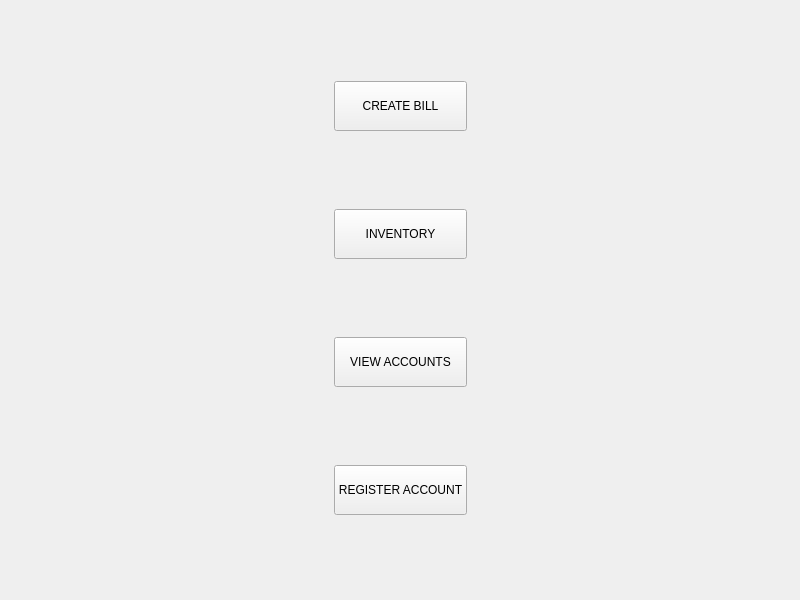
First picture: the form in dashboard.ui, repository shashwatkhadka/BillX, before the edit.
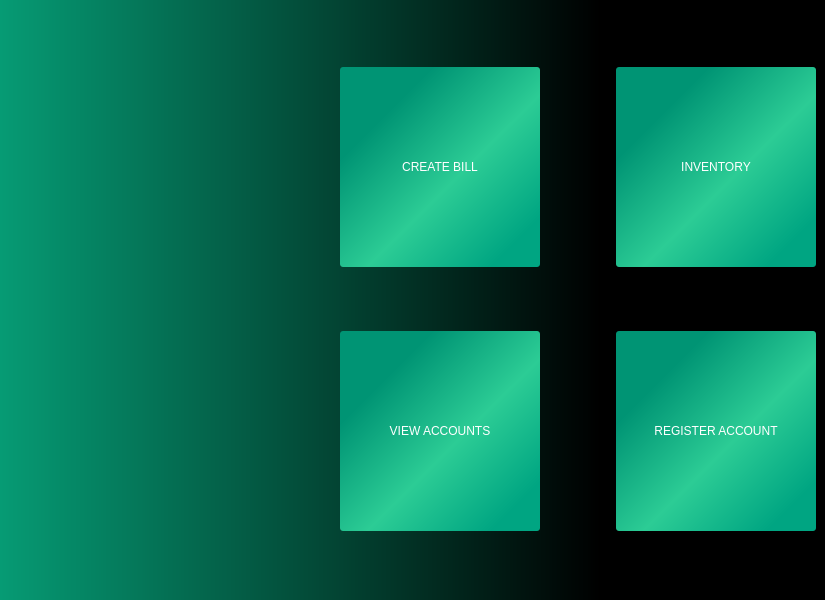
Second picture: the form after the edit. Icons and pictures are not drawn.

Commit message: Added open and close database, changed dashboard ui

```diff
--- a/dashboard.ui
+++ b/dashboard.ui
@@ -14,6 +14,11 @@
    <string>MainWindow</string>
   </property>
   <widget class="QWidget" name="centralwidget">
+   <property name="styleSheet">
+    <string notr="true">QWidget#centralwidget{
+	background-color: qlineargradient(spread:pad, x1:0, y1:0, x2:1, y2:0, stop:0 rgba(6, 155, 116, 255), stop:0.727273 rgba(0, 0, 0, 255));
+}</string>
+   </property>
    <layout class="QHBoxLayout" name="horizontalLayout">
     <item>
      <spacer name="horizontalSpacer_2">
@@ -29,59 +34,199 @@
      </spacer>
     </item>
     <item>
-     <layout class="QVBoxLayout" name="verticalLayout">
+     <layout class="QVBoxLayout" name="verticalLayout_4">
+      <property name="leftMargin">
+       <number>0</number>
+      </property>
+      <property name="topMargin">
+       <number>0</number>
+      </property>
+      <property name="rightMargin">
+       <number>0</number>
+      </property>
+      <property name="bottomMargin">
+       <number>0</number>
+      </property>
       <item>
-       <widget class="QPushButton" name="createbillbutton">
+       <spacer name="verticalSpacer_2">
+        <property name="orientation">
+         <enum>Qt::Vertical</enum>
+        </property>
+        <property name="sizeHint" stdset="0">
+         <size>
+          <width>20</width>
+          <height>40</height>
+         </size>
+        </property>
+       </spacer>
+      </item>
+      <item>
+       <widget class="QLabel" name="label">
         <property name="minimumSize">
          <size>
-          <width>0</width>
-          <height>50</height>
+          <width>225</width>
+          <height>225</height>
          </size>
         </property>
+        <property name="styleSheet">
+         <string notr="true">border-image: url(:/img/logo.png);</string>
+        </property>
         <property name="text">
-         <string>CREATE BILL</string>
+         <string/>
         </property>
        </widget>
       </item>
       <item>
+       <spacer name="verticalSpacer">
+        <property name="orientation">
+         <enum>Qt::Vertical</enum>
+        </property>
+        <property name="sizeHint" stdset="0">
+         <size>
+          <width>20</width>
+          <height>40</height>
+         </size>
+        </property>
+       </spacer>
+      </item>
+     </layout>
+    </item>
+    <item>
+     <spacer name="horizontalSpacer_3">
+      <property name="orientation">
+       <enum>Qt::Horizontal</enum>
+      </property>
+      <property name="sizeType">
+       <enum>QSizePolicy::Fixed</enum>
+      </property>
+      <property name="sizeHint" stdset="0">
+       <size>
+        <width>100</width>
+        <height>20</height>
+       </size>
+      </property>
+     </spacer>
+    </item>
+    <item>
+     <layout class="QGridLayout" name="gridLayout">
+      <property name="leftMargin">
+       <number>0</number>
+      </property>
+      <property name="rightMargin">
+       <number>0</number>
+      </property>
+      <item row="0" column="2">
        <widget class="QPushButton" name="inventorybutton">
         <property name="minimumSize">
          <size>
-          <width>0</width>
-          <height>50</height>
+          <width>200</width>
+          <height>200</height>
          </size>
         </property>
+        <property name="styleSheet">
+         <string notr="true">background-color: qlineargradient(spread:pad, x1:0, y1:0, x2:1, y2:1, stop:0.232955 rgba(0, 148, 116, 255), stop:0.568182 rgba(44, 204, 149, 255), stop:0.875 rgba(0, 168, 132, 251));
+font: 700 10pt &quot;Segoe UI&quot;;
+color: rgb(255, 255, 255);
+border: 1px;
+border-radius: 3px;</string>
+        </property>
         <property name="text">
          <string>INVENTORY</string>
         </property>
        </widget>
       </item>
-      <item>
-       <widget class="QPushButton" name="viewaccountbutton">
-        <property name="minimumSize">
-         <size>
-          <width>0</width>
-          <height>50</height>
-         </size>
-        </property>
-        <property name="text">
-         <string>VIEW ACCOUNTS</string>
-        </property>
-       </widget>
-      </item>
-      <item>
+      <item row="1" column="2">
        <widget class="QPushButton" name="registerbutton">
         <property name="minimumSize">
          <size>
-          <width>0</width>
-          <height>50</height>
+          <width>200</width>
+          <height>200</height>
          </size>
         </property>
+        <property name="styleSheet">
+         <string notr="true">background-color: qlineargradient(spread:pad, x1:0, y1:0, x2:1, y2:1, stop:0.232955 rgba(0, 148, 116, 255), stop:0.568182 rgba(44, 204, 149, 255), stop:0.875 rgba(0, 168, 132, 251));
+font: 700 10pt &quot;Segoe UI&quot;;
+color: rgb(255, 255, 255);
+border: 1px;
+border-radius: 3px;</string>
+        </property>
         <property name="text">
          <string>REGISTER ACCOUNT</string>
         </property>
        </widget>
       </item>
+      <item row="0" column="0">
+       <widget class="QPushButton" name="createbillbutton">
+        <property name="minimumSize">
+         <size>
+          <width>200</width>
+          <height>200</height>
+         </size>
+        </property>
+        <property name="styleSheet">
+         <string notr="true">background-color: qlineargradient(spread:pad, x1:0, y1:0, x2:1, y2:1, stop:0.232955 rgba(0, 148, 116, 255), stop:0.568182 rgba(44, 204, 149, 255), stop:0.875 rgba(0, 168, 132, 251));
+font: 700 10pt &quot;Segoe UI&quot;;
+color: rgb(255, 255, 255);
+border: 1px;
+border-radius: 3px;</string>
+        </property>
+        <property name="text">
+         <string>CREATE BILL</string>
+        </property>
+       </widget>
+      </item>
+      <item row="1" column="0">
+       <widget class="QPushButton" name="viewaccountbutton">
+        <property name="minimumSize">
+         <size>
+          <width>200</width>
+          <height>200</height>
+         </size>
+        </property>
+        <property name="styleSheet">
+         <string notr="true">background-color: qlineargradient(spread:pad, x1:0, y1:0, x2:1, y2:1, stop:0.232955 rgba(0, 148, 116, 255), stop:0.568182 rgba(44, 204, 149, 255), stop:0.875 rgba(0, 168, 132, 251));
+font: 700 10pt &quot;Segoe UI&quot;;
+color: rgb(255, 255, 255);
+border: 1px;
+border-radius: 3px;</string>
+        </property>
+        <property name="text">
+         <string>VIEW ACCOUNTS</string>
+        </property>
+       </widget>
+      </item>
+      <item row="0" column="1">
+       <spacer name="horizontalSpacer_4">
+        <property name="orientation">
+         <enum>Qt::Horizontal</enum>
+        </property>
+        <property name="sizeType">
+         <enum>QSizePolicy::Fixed</enum>
+        </property>
+        <property name="sizeHint" stdset="0">
+         <size>
+          <width>70</width>
+          <height>20</height>
+         </size>
+        </property>
+       </spacer>
+      </item>
+      <item row="1" column="1">
+       <spacer name="horizontalSpacer_5">
+        <property name="orientation">
+         <enum>Qt::Horizontal</enum>
+        </property>
+        <property name="sizeType">
+         <enum>QSizePolicy::Fixed</enum>
+        </property>
+        <property name="sizeHint" stdset="0">
+         <size>
+          <width>70</width>
+          <height>20</height>
+         </size>
+        </property>
+       </spacer>
+      </item>
      </layout>
     </item>
     <item>
```
Left out of the diff: 4 changed lines with no effect on the pictures. The commit also changes 5 other files.
